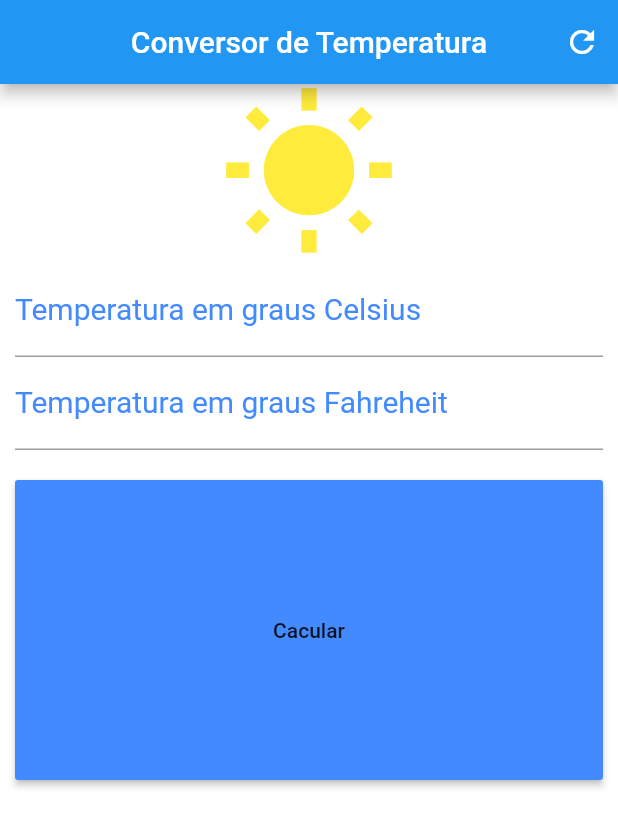
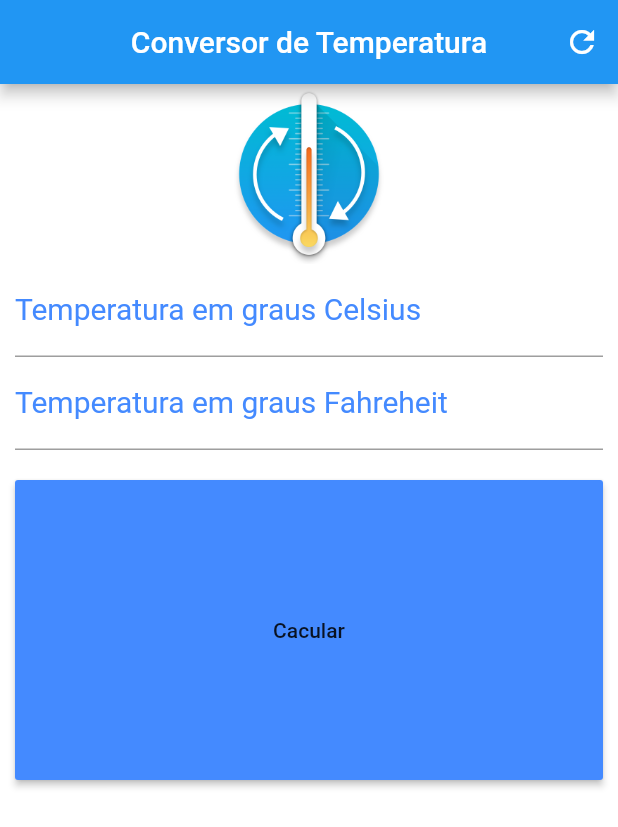
Before and after one commit to fabiohc/conversor_temperatura, a Flutter app: the screen it shows after launch, on a phone screen of 412 x 824 dp. Shown: the top 827 px of the screen. Run offline on Flutter 3.47's test engine with Material 2 defaults, Android fonts, the phone set to English and light mode, and no system bars.

Commit message:
Alterando imagem - Implementado validador

```diff
--- a/lib/main.dart
+++ b/lib/main.dart
@@ -37,11 +37,12 @@ class _HomeState extends State<Home> {
       ],
     );
 
-    Icon icon = Icon(
+    /*Icon icon = Icon(
       Icons.wb_sunny,
       size: 120,
       color: Colors.yellow,
-    );
+    );*/
+    Image imgLogo = Image.asset("assets/images/logo.png",height: 120,width: 120,);
 
     TextStyle styleDecoration =
         TextStyle(color: Colors.blueAccent, fontSize: 20);
@@ -67,7 +68,7 @@ class _HomeState extends State<Home> {
       child: containerBtn,
     );
 
-    TextField tempCelsius = TextField(
+    TextFormField tempCelsius = TextFormField(
       keyboardType: TextInputType.number,
       decoration: InputDecoration(
         labelText: "Temperatura em graus Celsius",
@@ -76,14 +77,14 @@ class _HomeState extends State<Home> {
       textAlign: TextAlign.center,
       style: styleField,
       controller: celsiusController,
-      /* validador: (value){
+       validator: (value){
         if (value.isEmpty){
           return "Informe um valor";
         }
-      },*/
+      },
     );
 
-    TextField tempFahreheit = TextField(
+    TextFormField tempFahreheit = TextFormField(
       keyboardType: TextInputType.number,
       decoration: InputDecoration(
         labelText: "Temperatura em graus Fahreheit",
@@ -92,16 +93,18 @@ class _HomeState extends State<Home> {
       textAlign: TextAlign.center,
       style: styleField,
       controller: fahrenheitController,
-      /*validador: (value){
+     validator: (value){
           if (value.isEmpty){
             return "Informe um valor";
           }
-        },*/
+        },
     );
 
     Column column = Column(
       crossAxisAlignment: CrossAxisAlignment.stretch,
-      children: <Widget>[icon, tempCelsius, tempFahreheit, padding],
+      children: <Widget>[
+        imgLogo, tempCelsius, tempFahreheit, padding
+      ],
     );
 
     Form form = Form(child: column, key: _formKey);
--- a/pubspec.yaml
+++ b/pubspec.yaml
@@ -42,8 +42,9 @@ flutter:
 
   # To add assets to your application, add an assets section, like this:
   # assets:
-  #  - images/a_dot_burr.jpeg
-  #  - images/a_dot_ham.jpeg
+  #  - assets/images/logo.png
+  assets:
+    - assets/images/logo.png
 
   # An image asset can refer to one or more resolution-specific "variants", see
   # https://flutter.io/assets-and-images/#resolution-aware.
```
Also changed, not shown: assets/icon/icon.png (added), assets/images/logo.png (added), 3 other files.
